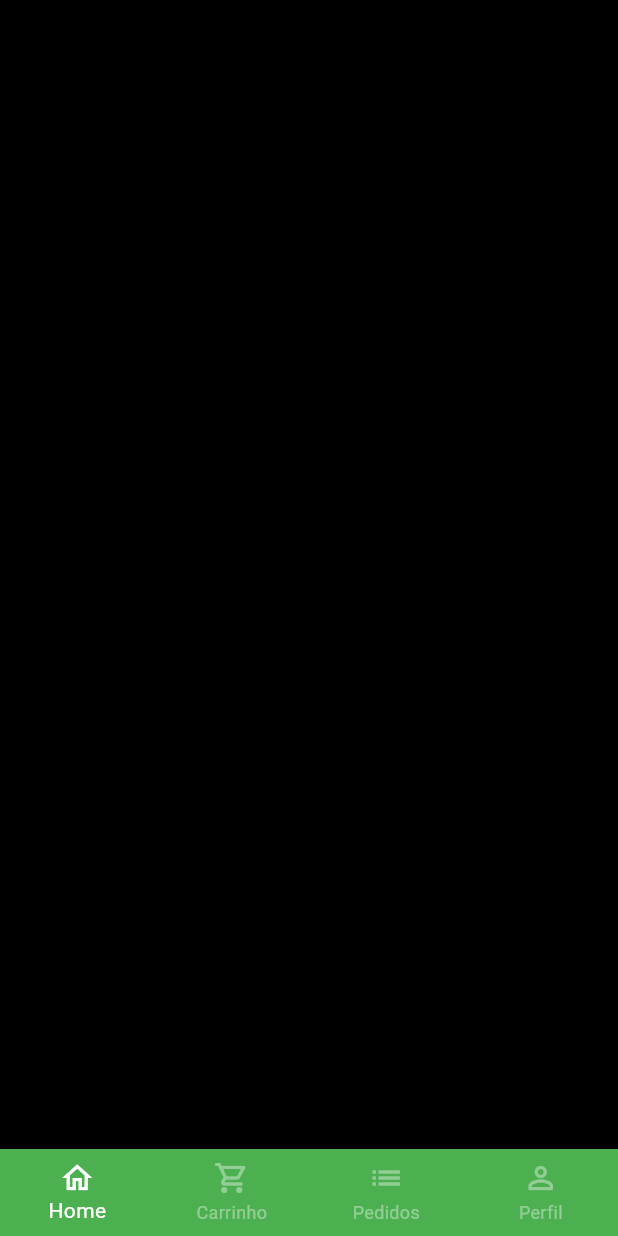
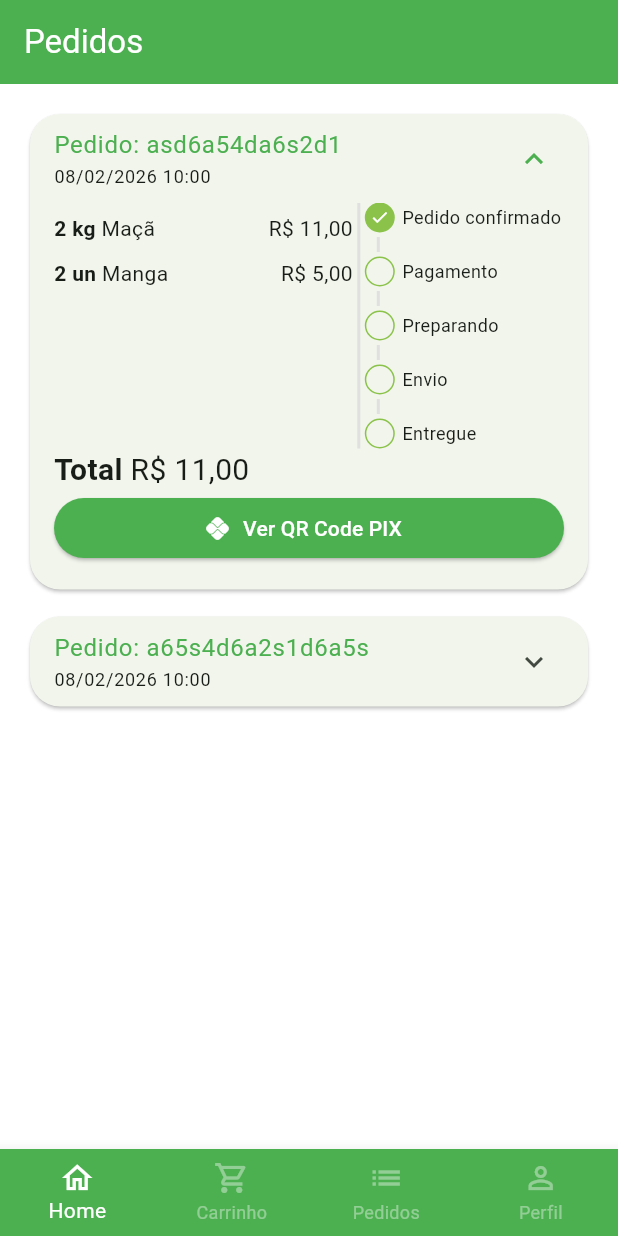
Before and after one commit to erizoka/greengrocer, a Flutter app: the BaseScreen screen opened directly, swiped to page 3, on a phone screen of 412 x 824 dp. Run offline on Flutter 3.47's test engine with Material 3 defaults, Android fonts, the phone set to English and light mode, and no system bars; our stand-ins replace animated_text_kit, badges, mask_text_input_formatter, qr_flutter.

Commit message:
Tela de pedidos + dialog pagamento por pix

```diff
--- a/lib/src/config/app_data.dart
+++ b/lib/src/config/app_data.dart
@@ -2,6 +2,7 @@
 
 import '../models/cart_item_model.dart';
 import '../models/item_model.dart';
+import '../models/order_model.dart';
 
 ItemModel apple = ItemModel(
   description:
@@ -80,3 +81,28 @@
   cpf: '999.999.999.99',
   password: '123456',
 );
+
+List<OrderModel> orders = [
+  OrderModel(
+    copyAndPaste: 'q1w2e3r4t5y6',
+    createdDateTime: DateTime.parse('2026-02-08 10:00:10.458'),
+    overdueDateTime: DateTime.parse('2026-06-08 11:00:10.458'),
+    id: 'asd6a54da6s2d1',
+    status: 'pending_payment',
+    total: 11.0,
+    items: [
+      CartItemModel(item: apple, quantity: 2),
+      CartItemModel(item: mango, quantity: 2),
+    ],
+  ),
+
+  OrderModel(
+    copyAndPaste: 'q1w2e3r4t5y6',
+    createdDateTime: DateTime.parse('2026-02-08 10:00:10.458'),
+    overdueDateTime: DateTime.parse('2026-06-08 11:00:10.458'),
+    id: 'a65s4d6a2s1d6a5s',
+    status: 'delivered',
+    total: 11.5,
+    items: [CartItemModel(item: guava, quantity: 1)],
+  ),
+];
--- /dev/null
+++ b/lib/src/models/order_model.dart
@@ -0,0 +1,21 @@
+import 'package:greengrocer/src/models/cart_item_model.dart';
+
+class OrderModel {
+  String id;
+  DateTime createdDateTime;
+  DateTime overdueDateTime;
+  List<CartItemModel> items;
+  String status;
+  String copyAndPaste;
+  double total;
+
+  OrderModel({
+    required this.id,
+    required this.createdDateTime,
+    required this.overdueDateTime,
+    required this.items,
+    required this.status,
+    required this.copyAndPaste,
+    required this.total,
+  });
+}
--- a/lib/src/pages/base/base_screen.dart
+++ b/lib/src/pages/base/base_screen.dart
@@ -1,6 +1,7 @@
 import 'package:flutter/material.dart';
 import 'package:greengrocer/src/pages/cart/cart_tab.dart';
 import 'package:greengrocer/src/pages/home/home_tab.dart';
+import 'package:greengrocer/src/pages/orders/orders_tab.dart';
 
 import '../profile/profile_tab.dart';
 
@@ -21,12 +22,7 @@
       body: PageView(
         controller: pageController,
         physics: const NeverScrollableScrollPhysics(),
-        children: [
-          const HomeTab(),
-          const CartTab(),
-          Container(color: Colors.black),
-          ProfileTabs(),
-        ],
+        children: const [HomeTab(), CartTab(), OrdersTab(), ProfileTabs()],
       ),
       bottomNavigationBar: BottomNavigationBar(
         currentIndex: currentIndex,
--- a/lib/src/pages/cart/cart_tab.dart
+++ b/lib/src/pages/cart/cart_tab.dart
@@ -5,6 +5,7 @@
 import 'package:greengrocer/src/config/app_data.dart' as appData;
 
 import '../../models/cart_item_model.dart';
+import '../widgets/payment_dialog.dart';
 
 class CartTab extends StatefulWidget {
   const CartTab({super.key});
@@ -83,7 +84,13 @@
                     ),
                     onPressed: () async {
                       bool? result = await showOrderConfirmation();
-                      print(result);
+                      if (result ?? false) {
+                        showDialog(
+                          context: context,
+                          builder:
+                              (_) => PaymentDialog(order: appData.orders.first),
+                        );
+                      }
                     },
                     child: const Text(
                       'Concluir pedido',
--- a/lib/src/pages/home/home_tab.dart
+++ b/lib/src/pages/home/home_tab.dart
@@ -21,7 +21,7 @@
   Widget build(BuildContext context) {
     return Scaffold(
       appBar: AppBar(
-        backgroundColor: Colors.white.withAlpha(190),
+        backgroundColor: Colors.white.withAlpha(50),
         centerTitle: true,
         title: Text.rich(
           TextSpan(
--- /dev/null
+++ b/lib/src/pages/orders/components/order_status_widget.dart
@@ -0,0 +1,104 @@
+import 'package:flutter/material.dart';
+import 'package:greengrocer/src/config/custom_colors.dart';
+
+class OrderStatusWidget extends StatelessWidget {
+  final String status;
+  final bool isOverdue;
+
+  final Map<String, int> allStatus = <String, int>{
+    'pending_payment': 0,
+    'refunded': 1,
+    'paid': 2,
+    'preparing_purchase': 3,
+    'shipping': 4,
+    'delivered': 5,
+  };
+
+  int get currentStatus => allStatus[status]!;
+
+  OrderStatusWidget({super.key, required this.isOverdue, required this.status});
+
+  @override
+  Widget build(BuildContext context) {
+    return Column(
+      crossAxisAlignment: CrossAxisAlignment.start,
+      children: [
+        const _StatusDot(isActive: true, title: 'Pedido confirmado'),
+        const _CustomDivider(),
+        if (currentStatus == 1) ...[
+          const _StatusDot(
+            isActive: true,
+            title: 'PIX estornado',
+            backgroundColor: Colors.orange,
+          ),
+        ] else if (isOverdue) ...[
+          const _StatusDot(
+            isActive: true,
+            title: 'Pagamento PIX vencido',
+            backgroundColor: Colors.red,
+          ),
+        ] else ...[
+          _StatusDot(isActive: currentStatus >= 2, title: 'Pagamento'),
+          const _CustomDivider(),
+          _StatusDot(isActive: currentStatus >= 3, title: 'Preparando'),
+          const _CustomDivider(),
+          _StatusDot(isActive: currentStatus >= 4, title: 'Envio'),
+          const _CustomDivider(),
+          _StatusDot(isActive: currentStatus >= 5, title: 'Entregue'),
+        ],
+      ],
+    );
+  }
+}
+
+class _CustomDivider extends StatelessWidget {
+  const _CustomDivider();
+
+  @override
+  Widget build(BuildContext context) {
+    return Container(
+      height: 10,
+      width: 2,
+      margin: const EdgeInsets.symmetric(horizontal: 8, vertical: 3),
+      color: Colors.grey.shade300,
+    );
+  }
+}
+
+class _StatusDot extends StatelessWidget {
+  final bool isActive;
+  final String title;
+  final Color? backgroundColor;
+  const _StatusDot({
+    required this.isActive,
+    required this.title,
+    this.backgroundColor,
+  });
+
+  @override
+  Widget build(BuildContext context) {
+    return Row(
+      children: [
+        Container(
+          alignment: Alignment.center,
+          height: 20,
+          width: 20,
+          decoration: BoxDecoration(
+            shape: BoxShape.circle,
+            border: Border.all(color: CustomColors.customSwatchColor),
+            color:
+                isActive
+                    ? backgroundColor ?? CustomColors.customSwatchColor
+                    : Colors.transparent,
+          ),
+          child:
+              isActive
+                  ? const Icon(Icons.check, size: 13, color: Colors.white)
+                  : const SizedBox.shrink(),
+        ),
+        const SizedBox(width: 5),
+        Expanded(child: Text(title, style: const TextStyle(fontSize: 12))),
+      ],
+    );
+  }
+}
--- /dev/null
+++ b/lib/src/pages/orders/components/order_tile.dart
@@ -0,0 +1,132 @@
+import 'package:flutter/material.dart';
+import 'package:greengrocer/src/models/cart_item_model.dart';
+import 'package:greengrocer/src/models/order_model.dart';
+import 'package:greengrocer/src/pages/orders/components/order_status_widget.dart';
+import 'package:greengrocer/src/pages/widgets/payment_dialog.dart';
+import 'package:greengrocer/src/services/utils_services.dart';
+
+class OrderTile extends StatelessWidget {
+  final OrderModel order;
+  OrderTile({super.key, required this.order});
+
+  final UtilsServices utilsServices = UtilsServices();
+
+  @override
+  Widget build(BuildContext context) {
+    return Card(
+      shape: RoundedRectangleBorder(
+        borderRadius: BorderRadiusGeometry.circular(20),
+      ),
+      child: Theme(
+        data: Theme.of(context).copyWith(dividerColor: Colors.transparent),
+        child: ExpansionTile(
+          expandedCrossAxisAlignment: CrossAxisAlignment.stretch,
+          initiallyExpanded: order.status == 'pending_payment',
+          title: Column(
+            crossAxisAlignment: CrossAxisAlignment.start,
+            mainAxisSize: MainAxisSize.min,
+            children: [
+              Text(
+                'Pedido: ${order.id}',
+                style: TextStyle(color: Colors.green),
+              ),
+              Text(
+                utilsServices.formatDateTime(order.createdDateTime),
+                style: TextStyle(fontSize: 12),
+              ),
+            ],
+          ),
+          childrenPadding: const EdgeInsets.fromLTRB(16, 0, 16, 16),
+          children: [
+            IntrinsicHeight(
+              child: Row(
+                children: [
+                  Expanded(
+                    flex: 3,
+                    child: SizedBox(
+                      height: 150,
+                      child: ListView(
+                        children:
+                            order.items
+                                .map(
+                                  (orderItem) => _OrderItemWidget(
+                                    utilsServices: utilsServices,
+                                    orderItem: orderItem,
+                                  ),
+                                )
+                                .toList(),
+                      ),
+                    ),
+                  ),
+                  VerticalDivider(
+                    color: Colors.grey.shade300,
+                    thickness: 2,
+                    width: 8,
+                  ),
+                  Expanded(
+                    flex: 2,
+                    child: OrderStatusWidget(
+                      status: order.status,
+                      isOverdue: order.overdueDateTime.isBefore(DateTime.now()),
+                    ),
+                  ),
+                ],
+              ),
+            ),
+            Text.rich(
+              TextSpan(
+                style: const TextStyle(fontSize: 20),
+                children: [
+                  const TextSpan(
+                    text: 'Total ',
+                    style: TextStyle(fontWeight: FontWeight.bold),
+                  ),
+                  TextSpan(text: utilsServices.priceToCurrency(order.total)),
+                ],
+              ),
+            ),
+            Visibility(
+              visible: order.status == 'pending_payment',
+              child: ElevatedButton.icon(
+                onPressed:
+                    () => showDialog(
+                      context: context,
+                      builder: (_) => PaymentDialog(order: order),
+                    ),
+                icon: Icon(Icons.pix),
+                label: const Text('Ver QR Code PIX'),
+              ),
+            ),
+          ],
+        ),
+      ),
+    );
+  }
+}
+
+class _OrderItemWidget extends StatelessWidget {
+  const _OrderItemWidget({
+    required this.utilsServices,
+    required this.orderItem,
+  });
+
+  final UtilsServices utilsServices;
+  final CartItemModel orderItem;
+
+  @override
+  Widget build(BuildContext context) {
+    return Padding(
+      padding: const EdgeInsets.only(bottom: 10),
+      child: Row(
+        children: [
+          Text(
+            '${orderItem.quantity} ${orderItem.item.unit} ',
+            style: TextStyle(fontWeight: FontWeight.bold),
+          ),
+          Expanded(child: Text(orderItem.item.itemName)),
+          Text(utilsServices.priceToCurrency(orderItem.totalPrice())),
+        ],
+      ),
+    );
+  }
+}
--- /dev/null
+++ b/lib/src/pages/orders/orders_tab.dart
@@ -0,0 +1,21 @@
+import 'package:flutter/material.dart';
+import 'package:greengrocer/src/config/app_data.dart' as appData;
+import 'package:greengrocer/src/pages/orders/components/order_tile.dart';
+
+class OrdersTab extends StatelessWidget {
+  const OrdersTab({super.key});
+
+  @override
+  Widget build(BuildContext context) {
+    return Scaffold(
+      appBar: AppBar(title: const Text('Pedidos')),
+      body: ListView.separated(
+        padding: const EdgeInsets.all(16),
+        physics: const BouncingScrollPhysics(),
+        separatorBuilder: (_, i) => const SizedBox(height: 10),
+        itemCount: appData.orders.length,
+        itemBuilder: (_, i) => OrderTile(order: appData.orders[i]),
+      ),
+    );
+  }
+}
--- /dev/null
+++ b/lib/src/pages/widgets/payment_dialog.dart
@@ -0,0 +1,75 @@
+import 'package:flutter/material.dart';
+import 'package:greengrocer/src/models/order_model.dart';
+import 'package:greengrocer/src/services/utils_services.dart';
+import 'package:qr_flutter/qr_flutter.dart';
+
+class PaymentDialog extends StatelessWidget {
+  final OrderModel order;
+  PaymentDialog({super.key, required this.order});
+
+  final UtilsServices utilsServices = UtilsServices();
+
+  @override
+  Widget build(BuildContext context) {
+    return Dialog(
+      shape: RoundedRectangleBorder(
+        borderRadius: BorderRadiusGeometry.circular(20),
+      ),
+      child: Stack(
+        alignment: AlignmentGeometry.center,
+        children: [
+          Padding(
+            padding: const EdgeInsets.all(8.0),
+            child: Column(
+              mainAxisSize: MainAxisSize.min,
+              children: [
+                const Padding(
+                  padding: EdgeInsets.symmetric(vertical: 10),
+                  child: Text(
+                    'Pagamento com PIX',
+                    style: TextStyle(fontWeight: FontWeight.bold, fontSize: 18),
+                  ),
+                ),
+                QrImageView(
+                  data: '1234567',
+                  version: QrVersions.auto,
+                  size: 200,
+                ),
+                Text(
+                  'Vencimento: ${utilsServices.formatDateTime(order.overdueDateTime)}',
+                  style: const TextStyle(fontSize: 12),
+                ),
+                Text(
+                  'Total: ${utilsServices.priceToCurrency(order.total)}',
+                  style: const TextStyle(
+                    fontSize: 17,
+                    fontWeight: FontWeight.bold,
+                  ),
+                ),
+                OutlinedButton.icon(
+                  style: OutlinedButton.styleFrom(
+                    side: const BorderSide(width: 2, color: Colors.green),
+                  ),
+                  onPressed: () {},
+                  icon: const Icon(Icons.copy, size: 15),
+                  label: const Text(
+                    'Copirar código PIX',
+                    style: TextStyle(fontSize: 13),
+                  ),
+                ),
+              ],
+            ),
+          ),
+          Positioned(
+            top: 0,
+            right: 0,
+            child: IconButton(
+              onPressed: () => Navigator.of(context).pop(),
+              icon: const Icon(Icons.close),
+            ),
+          ),
+        ],
+      ),
+    );
+  }
+}
--- a/lib/src/services/utils_services.dart
+++ b/lib/src/services/utils_services.dart
@@ -1,4 +1,5 @@
 import 'package:intl/intl.dart';
+import 'package:intl/date_symbol_data_local.dart';
 
 class UtilsServices {
   String priceToCurrency(double price) {
@@ -6,4 +7,11 @@
 
     return numberFormat.format(price);
   }
+
+  String formatDateTime(DateTime dateTime) {
+    initializeDateFormatting();
+
+    DateFormat dateFormat = DateFormat.yMd('pt_BR').add_Hm();
+    return dateFormat.format(dateTime);
+  }
 }
--- a/pubspec.yaml
+++ b/pubspec.yaml
@@ -38,6 +38,7 @@
   mask_text_input_formatter: ^2.9.0
   badges: ^3.1.2
   intl: ^0.20.2
+  qr_flutter: ^4.1.0
 
 dev_dependencies:
   flutter_test:
```
Also changed, not shown: pubspec.lock.
